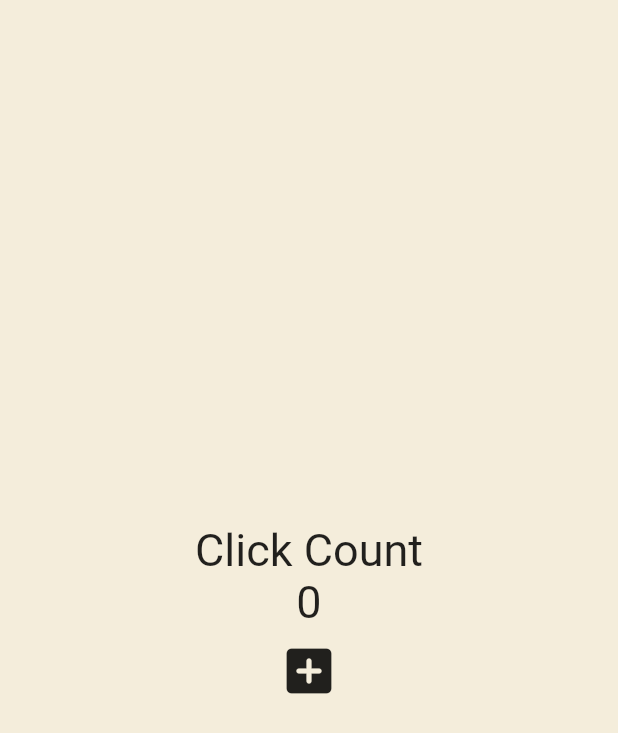
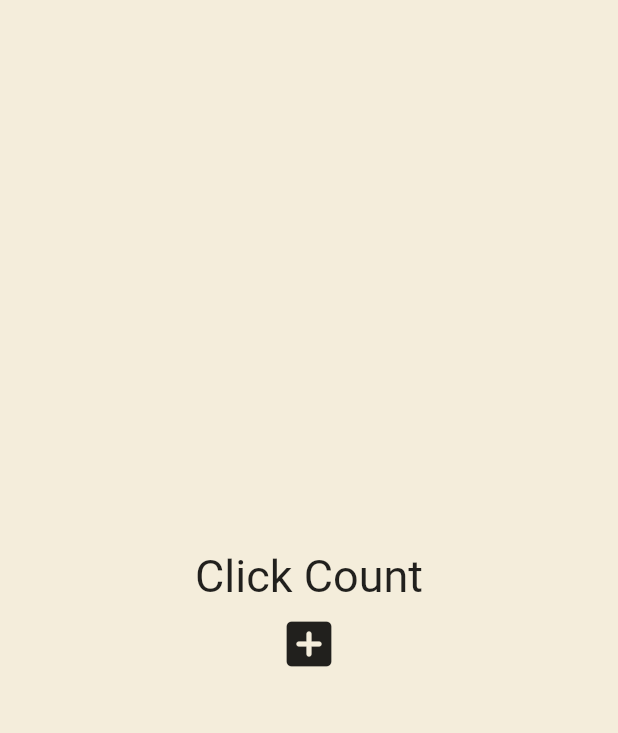
Before and after one commit to HyeonWooGa/flutter__stateful_widget__ui_practice, a Flutter app: the screen it shows after launch, on a phone screen of 412 x 824 dp. Shown: the top 733 px of the screen. Run offline on Flutter 3.47's test engine with Material 2 defaults, Android fonts, the light colour scheme and no system bars.

Commit message:
✨  Using List<int> for Text Widget

```diff
--- a/lib/main.dart
+++ b/lib/main.dart
@@ -12,13 +12,13 @@ class MyApp extends StatefulWidget {
 }
 
 class _MyAppState extends State<MyApp> {
-  int counter = 0;
+  List<int> numbers = [];
 
   void onClicked() {
     // if we don't have setState, It's not reflected on UI in real-time
     // also code in curly brackets is not nescessary, but it's standard
     setState(() {
-      counter++;
+      numbers.add(numbers.length);
     });
   }
 
@@ -35,10 +35,7 @@ class _MyAppState extends State<MyApp> {
                 'Click Count',
                 style: TextStyle(fontSize: 30),
               ),
-              Text(
-                '$counter',
-                style: const TextStyle(fontSize: 30),
-              ),
+              for (var el in numbers) Text('$el'),
               IconButton(
                 onPressed: onClicked,
                 icon: const Icon(
```
